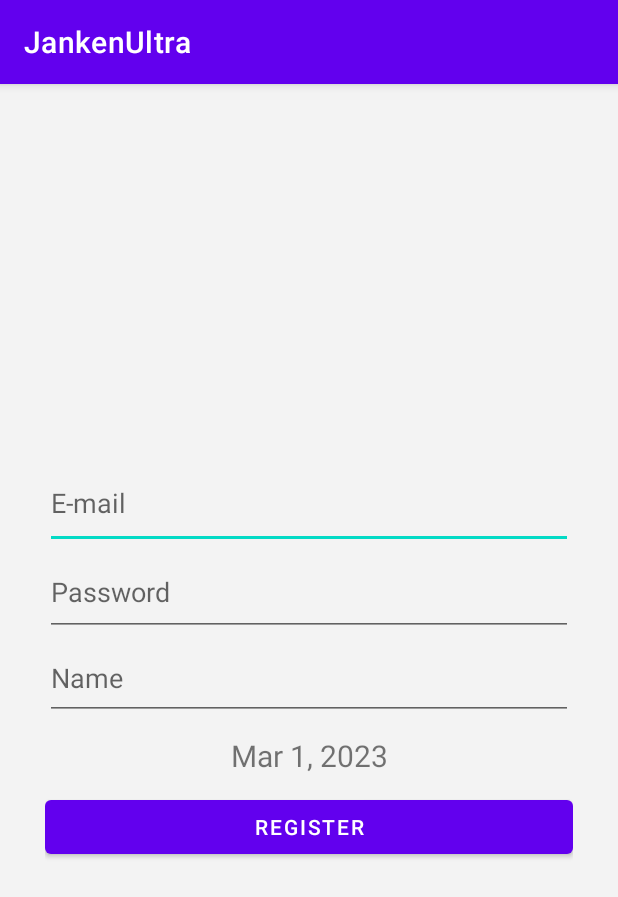
After one commit to THEdie17/JankenUltra, an Android app: the Register screen opened directly, with no data from a screen before it, on a phone screen of 412 x 824 dp. The commit adds this screen. Shown: the top 897 px of the screen. Run offline under Robolectric (Android 15) with nearby library versions, the light colour scheme and no system bars; our stand-ins replace Firebase (no records; nobody signed in at launch, a user with empty details on screens opened directly).

Commit message:
Register hecho

```diff
--- /dev/null
+++ b/app/src/main/java/com/example/jankenultra/Register.kt
@@ -0,0 +1,94 @@
+package com.example.jankenultra
+
+import androidx.appcompat.app.AppCompatActivity
+import android.os.Bundle
+import android.util.Patterns
+import android.widget.Button
+import android.widget.EditText
+import android.widget.TextView
+import android.widget.Toast
+import com.google.firebase.auth.FirebaseAuth
+import com.google.firebase.auth.FirebaseUser
+import java.text.SimpleDateFormat
+import java.util.*
+
+lateinit var emailEt: EditText
+lateinit var passEt: EditText
+lateinit var nameEt: EditText
+lateinit var dateTxt: TextView
+lateinit var register: Button
+lateinit var auth: FirebaseAuth
+
+
+class Register : AppCompatActivity() {
+    override fun onCreate(savedInstanceState: Bundle?) {
+        super.onCreate(savedInstanceState)
+        setContentView(R.layout.activity_register)
+        emailEt = findViewById<EditText>(R.id.emailEt)
+        passEt = findViewById<EditText>(R.id.passEt)
+        nameEt = findViewById<EditText>(R.id.nameEt)
+        dateTxt = findViewById<TextView>(R.id.dateTxt)
+        register = findViewById<Button>(R.id.register)
+        auth = FirebaseAuth.getInstance()
+
+        val date = Calendar.getInstance().time
+        val formatter = SimpleDateFormat.getDateInstance() //or use getDateInstance()
+        val formattedDate = formatter.format(date)
+        //ara la mostrem al TextView
+        dateTxt.text = formattedDate
+
+        register.setOnClickListener {
+            //Abans de fer el registre validem les dades
+            val email: String = emailEt.text.toString()
+            val pass: String = passEt.text.toString()
+            // validació del correu
+            // si no es de tipus correu
+            if (!Patterns.EMAIL_ADDRESS.matcher(email).matches()) {
+                emailEt.error = "Invalid Mail"
+            } else if (pass.length < 6) {
+                passEt.error = "Password less than 6 chars"
+            } else {
+                registerPlayer(email, pass)
+            }
+
+        }
+    }
+
+
+    private fun registerPlayer(email: String, pass: String) {
+        auth.createUserWithEmailAndPassword(email, pass)
+            .addOnCompleteListener(this) { task ->
+                if (task.isSuccessful) {
+                    // Sign in success, update UI with the signed-in user's information
+                    Toast.makeText(
+                        this, "createUserWithEmail:success", Toast.LENGTH_SHORT
+                    ).show()
+                    val user = auth.currentUser
+                    updateUI(user)
+                } else {
+                    Toast.makeText(
+                        baseContext, "Authentication failed .", Toast.LENGTH_SHORT).show()
+                    //updateUI(null)
+                }
+            }
+    }
+
+    private fun updateUI(user: FirebaseUser?) {
+        //hi ha un interrogant perquè podria ser null
+        if (user != null) {
+            var puntuacio: Int = 0
+            var uidString: String = user.uid
+            var correoString: String = emailEt.text.toString()
+            var passString: String = passEt.text.toString()
+            var nombreString: String = nameEt.text.toString()
+            var fechaString: String = dateTxt.text.toString()
+            //AQUI GUARDA EL CONTINGUT A LA BASE DE DADES
+// FALTA FER
+        } else {
+            Toast.makeText(
+                this, "ERROR CREATE USER ",Toast.LENGTH_SHORT).show()
+        }
+    }
+
+
+}
--- /dev/null
+++ b/app/src/main/res/layout/activity_register.xml
@@ -0,0 +1,63 @@
+<?xml version="1.0" encoding="utf-8"?>
+<RelativeLayout
+    xmlns:android="http://schemas.android.com/apk/res/android"
+    xmlns:app="http://schemas.android.com/apk/res-auto"
+    xmlns:tools="http://schemas.android.com/tools"
+    android:layout_width="match_parent"
+    android:layout_height="match_parent"
+    android:background="#F3F3F3"
+    tools:context=".Register">
+    <LinearLayout
+        android:layout_width="match_parent"
+        android:layout_height="match_parent"
+        android:gravity="center"
+        android:orientation="vertical"
+        android:padding="30dp">
+
+        <!-- ENTREM EL MAIL -->
+        <EditText
+            android:id="@+id/emailEt"
+            android:layout_width="match_parent"
+            android:layout_height="61dp"
+            android:hint="@string/emailEt"
+            android:inputType="textEmailAddress" />
+        <!-- forcem que la entrada sigui un correu electronic -->
+
+        <!-- ENTREM EL PASSWORD -->
+        <EditText
+            android:id="@+id/passEt"
+            android:layout_width="match_parent"
+            android:layout_height="58dp"
+            android:hint="@string/passEt"
+            android:inputType="textPassword" />
+        <!-- forcem que la entrada sigui un password -->
+
+
+        <!-- ENTREM EL NOM DEL JUGADOR -->
+        <EditText
+            android:id="@+id/nameEt"
+            android:layout_width="match_parent"
+            android:layout_height="56dp"
+            android:hint="@string/nameEt" />
+
+        <!-- DATA ACTUAL -->
+        <TextView
+            android:id="@+id/dateTxt"
+            android:layout_width="match_parent"
+            android:layout_height="wrap_content"
+            android:gravity="center"
+            android:hint="@string/dateTxt"
+            android:textSize="20sp"
+            android:layout_marginTop="10dp"
+            />
+
+        <!-- BOTO DE ENTRAR -->
+        <Button
+            android:id="@+id/register"
+            android:layout_width="match_parent"
+            android:layout_height="wrap_content"
+            android:text="@string/register"
+            android:layout_marginTop="10dp"
+            />
+    </LinearLayout>
+</RelativeLayout>
--- a/app/src/main/res/layout/activity_splash.xml
+++ b/app/src/main/res/layout/activity_splash.xml
@@ -11,7 +11,7 @@
     <ImageView
         android:id="@+id/imageView"
         android:layout_width="wrap_content"
-        android:layout_height="match_parent"
-        android:contentDescription="wallpaperJanken"
+        android:layout_height="wrap_content"
+        android:contentDescription="wallpaper"
         app:srcCompat="@drawable/portada" />
 </FrameLayout>
--- a/app/src/main/res/values/strings.xml
+++ b/app/src/main/res/values/strings.xml
@@ -1,3 +1,13 @@
 <resources>
     <string name="app_name">JankenUltra</string>
+
+    <string name="LOGINBTN">Login</string>
+    <string name="REGISTERBTN">Register</string>
+
+    <string name="emailEt">E-mail</string>
+    <string name="nameEt">Name</string>
+    <string name="passEt">Password</string>
+    <string name="dateTxt">Date</string>
+    <string name="register">REGISTER</string>
+
 </resources>
```
Also changed, not shown: app/build.gradle (+13 -14 lines), app/src/main/AndroidManifest.xml (+11 -8 lines), app/src/main/java/com/example/jankenultra/MainActivity.kt (+10 -0 lines), app/src/main/java/com/example/jankenultra/Splash.kt (+14 -8 lines), app/src/main/res/layout/activity_main.xml (+25 -3 lines), gradle.properties (line endings or trailing spaces).
